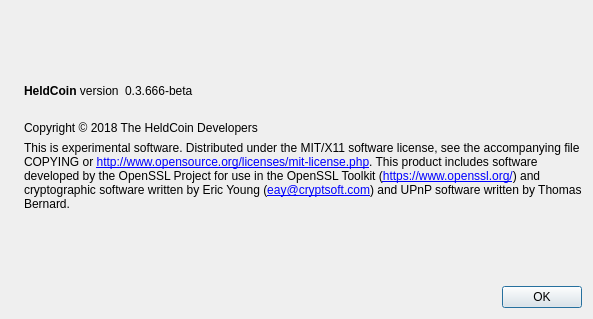
First picture: the form in src/qt/forms/aboutdialog.ui, repository admecoin/h, before the edit.
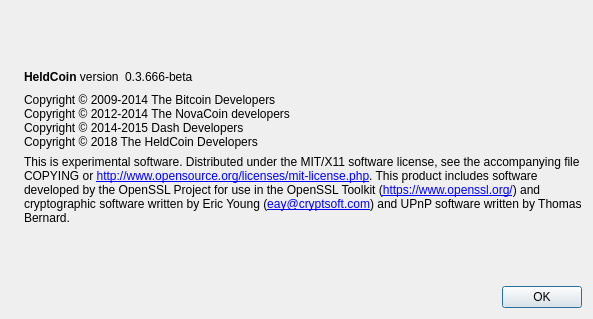
Second picture: the form after the edit. Icons and pictures are not drawn.

```diff
--- a/src/qt/forms/aboutdialog.ui
+++ b/src/qt/forms/aboutdialog.ui
@@ -91,7 +91,9 @@
         <cursorShape>IBeamCursor</cursorShape>
        </property>
        <property name="text">
-        <string>
+        <string>Copyright © 2009-2014 The Bitcoin Developers
+Copyright © 2012-2014 The NovaCoin developers
+Copyright © 2014-2015 Dash Developers
 Copyright © 2018 The HeldCoin Developers</string>
        </property>
        <property name="textInteractionFlags">
```
